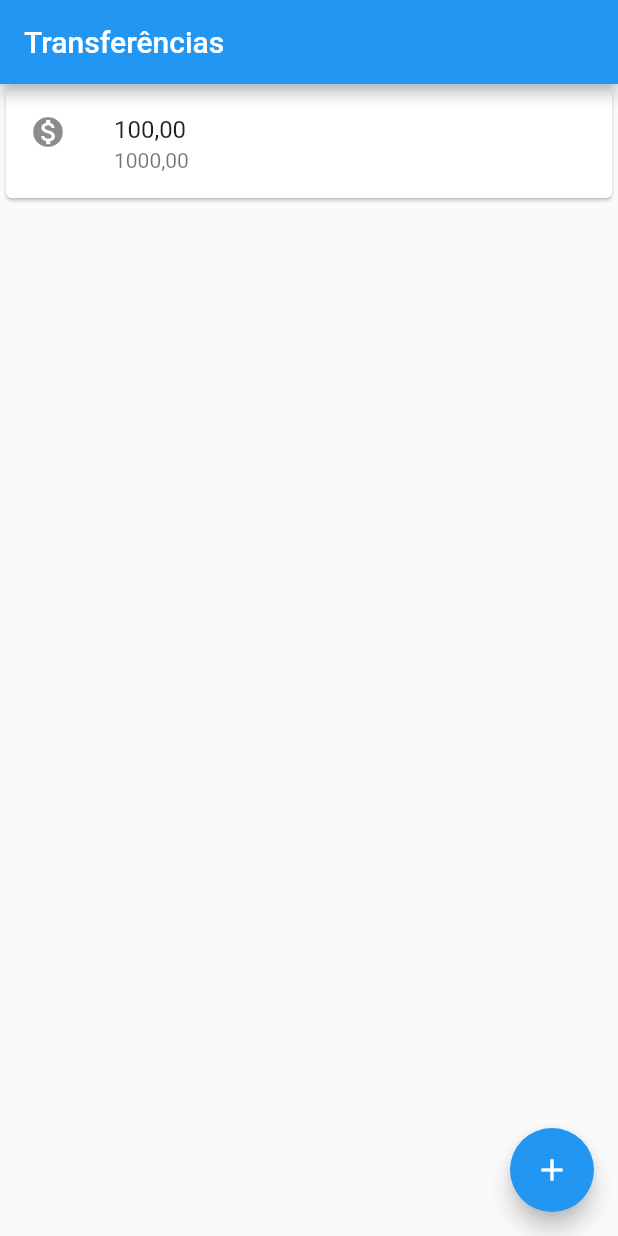
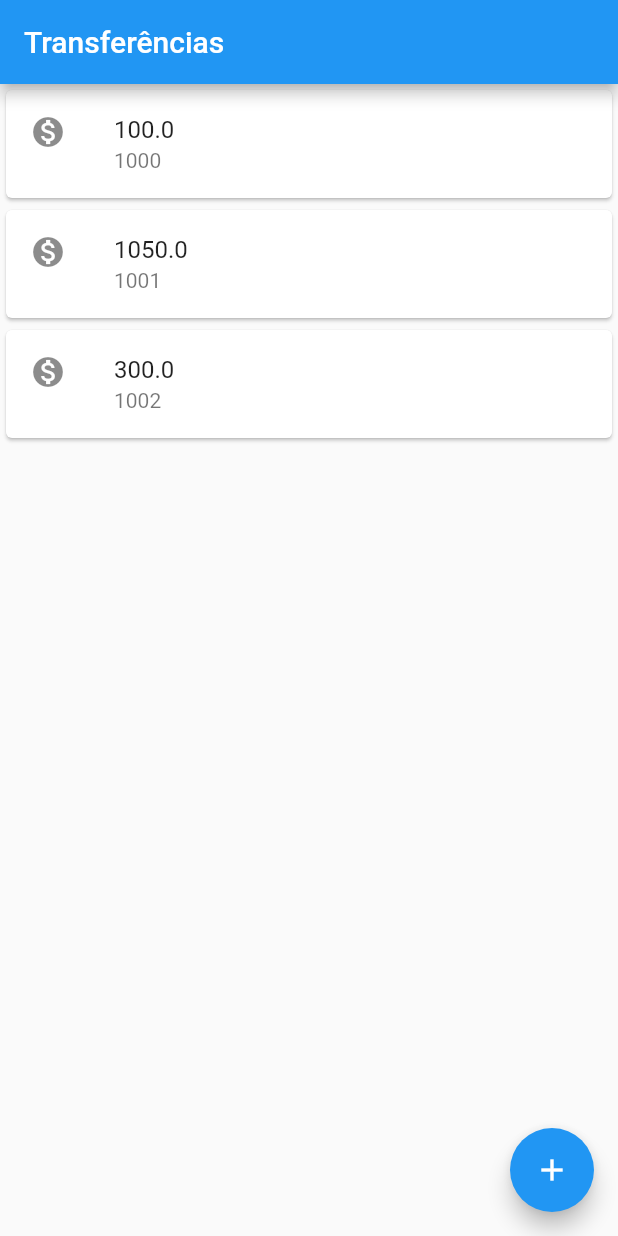
Before and after one commit to flavioh-assis/bytebank, a Flutter app: the screen it shows after launch, on a phone screen of 412 x 824 dp. Run offline on Flutter 3.47's test engine with Material 2 defaults, Android fonts, the phone set to English and light mode, and no system bars.

```diff
--- a/lib/main.dart
+++ b/lib/main.dart
@@ -1,10 +1,8 @@
 import 'package:flutter/material.dart';
 
-void main() => runApp(const MyApp());
+void main() => runApp(MyApp());
 
 class MyApp extends StatelessWidget {
-  const MyApp({Key? key}) : super(key: key);
-
   @override
   Widget build(BuildContext context) {
     return MaterialApp(
@@ -12,17 +10,7 @@ class MyApp extends StatelessWidget {
         appBar: AppBar(
           title: Text('Transferências'),
         ),
-        body: Column(
-          children: [
-            Card(
-              child: ListTile(
-                leading: Icon(Icons.monetization_on),
-                title: Text('100,00'),
-                subtitle: Text('1000,00'),
-              ),
-            ),
-          ],
-        ),
+        body: ListaTransferencias(),
         floatingActionButton: FloatingActionButton(
           child: Icon(Icons.add),
           onPressed: () {},
@@ -31,3 +19,48 @@ class MyApp extends StatelessWidget {
     );
   }
 }
+
+class ListaTransferencias extends StatelessWidget {
+  const ListaTransferencias({Key? key}) : super(key: key);
+
+  @override
+  Widget build(BuildContext context) {
+    return Column(
+      children: [
+        ItemTransferencia(
+          Transferencia(1000, 100.00),
+        ),
+        ItemTransferencia(
+          Transferencia(1001, 1050.00),
+        ),
+        ItemTransferencia(
+          Transferencia(1002, 300.00),
+        ),
+      ],
+    );
+  }
+}
+
+class ItemTransferencia extends StatelessWidget {
+  final Transferencia _transferencia;
+
+  ItemTransferencia(this._transferencia);
+
+  @override
+  Widget build(BuildContext context) {
+    return Card(
+      child: ListTile(
+        leading: Icon(Icons.monetization_on),
+        title: Text(_transferencia.valor.toString()),
+        subtitle: Text(_transferencia.numeroConta.toString()),
+      ),
+    );
+  }
+}
+
+class Transferencia {
+  final int numeroConta;
+  final double valor;
+
+  Transferencia(this.numeroConta, this.valor);
+}
```
